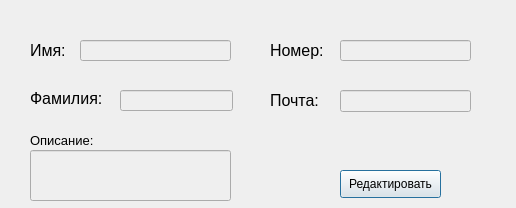
DelZeiT/Manage_contact, file contact_window_ui.ui: the form before one commit.
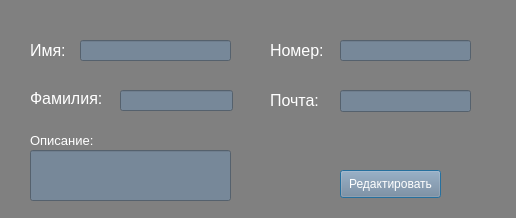
The form after the commit.

Commit message: TIC-001: добавил окно редактирования контакта, изменил цветовую гамму окон.

Diff of the .ui file:
```diff
--- a/contact_window_ui.ui
+++ b/contact_window_ui.ui
@@ -7,12 +7,15 @@
     <x>0</x>
     <y>0</y>
     <width>516</width>
-    <height>208</height>
+    <height>218</height>
    </rect>
   </property>
   <property name="windowTitle">
    <string>Контакт</string>
   </property>
+  <property name="styleSheet">
+   <string notr="true">background-color: gray</string>
+  </property>
   <widget class="QLabel" name="label">
    <property name="geometry">
     <rect>
@@ -27,6 +30,9 @@
      <pointsize>12</pointsize>
     </font>
    </property>
+   <property name="styleSheet">
+    <string notr="true">background-black: gray; color: white</string>
+   </property>
    <property name="text">
     <string>Имя:</string>
    </property>
@@ -45,6 +51,9 @@
      <pointsize>12</pointsize>
     </font>
    </property>
+   <property name="styleSheet">
+    <string notr="true">background-black: gray; color: white</string>
+   </property>
    <property name="text">
     <string>Фамилия:</string>
    </property>
@@ -63,6 +72,9 @@
      <pointsize>12</pointsize>
     </font>
    </property>
+   <property name="styleSheet">
+    <string notr="true">background-black: gray; color: white</string>
+   </property>
    <property name="text">
     <string>Номер:</string>
    </property>
@@ -81,6 +93,9 @@
      <pointsize>12</pointsize>
     </font>
    </property>
+   <property name="styleSheet">
+    <string notr="true">background-black: gray; color: white</string>
+   </property>
    <property name="text">
     <string>Почта:</string>
    </property>
@@ -94,6 +109,9 @@
      <height>28</height>
     </rect>
    </property>
+   <property name="styleSheet">
+    <string notr="true">background-color: #778899; color: white</string>
+   </property>
    <property name="text">
     <string>Редактировать</string>
    </property>
@@ -112,6 +130,9 @@
      <pointsize>10</pointsize>
     </font>
    </property>
+   <property name="styleSheet">
+    <string notr="true">background-black: gray; color: white</string>
+   </property>
    <property name="text">
     <string>Описание:</string>
    </property>
@@ -133,6 +154,9 @@
      <pointsize>11</pointsize>
     </font>
    </property>
+   <property name="styleSheet">
+    <string notr="true">background-color: #778899; color: white</string>
+   </property>
   </widget>
   <widget class="QLineEdit" name="lineEdit_5">
    <property name="enabled">
@@ -151,6 +175,9 @@
      <pointsize>14</pointsize>
     </font>
    </property>
+   <property name="styleSheet">
+    <string notr="true">background-color: #778899; color: white</string>
+   </property>
    <property name="text">
     <string/>
    </property>
@@ -175,6 +202,9 @@
      <pointsize>11</pointsize>
     </font>
    </property>
+   <property name="styleSheet">
+    <string notr="true">background-color: #778899; color: white</string>
+   </property>
   </widget>
   <widget class="QLineEdit" name="lineEdit_3">
    <property name="enabled">
@@ -193,6 +223,9 @@
      <pointsize>11</pointsize>
     </font>
    </property>
+   <property name="styleSheet">
+    <string notr="true">background-color: #778899; color: white</string>
+   </property>
    <property name="text">
     <string/>
    </property>
@@ -214,6 +247,9 @@
      <pointsize>11</pointsize>
     </font>
    </property>
+   <property name="styleSheet">
+    <string notr="true">background-color: #778899; color: white</string>
+   </property>
   </widget>
  </widget>
  <resources/>
```
The commit also changes 5 other files.
